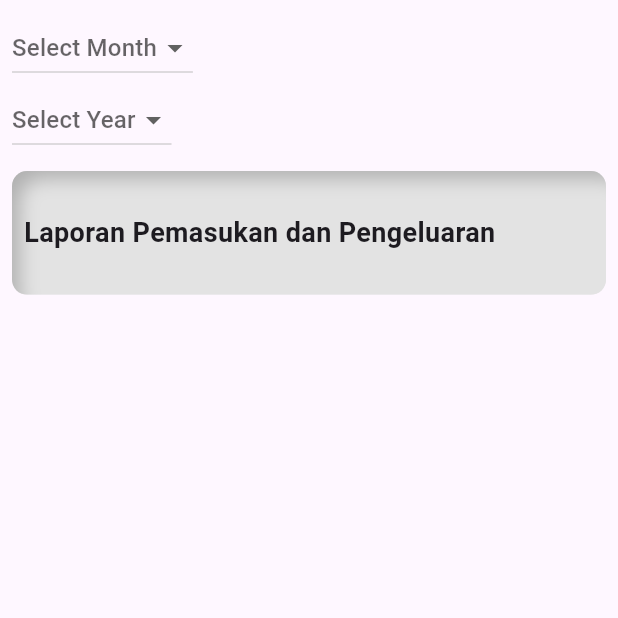
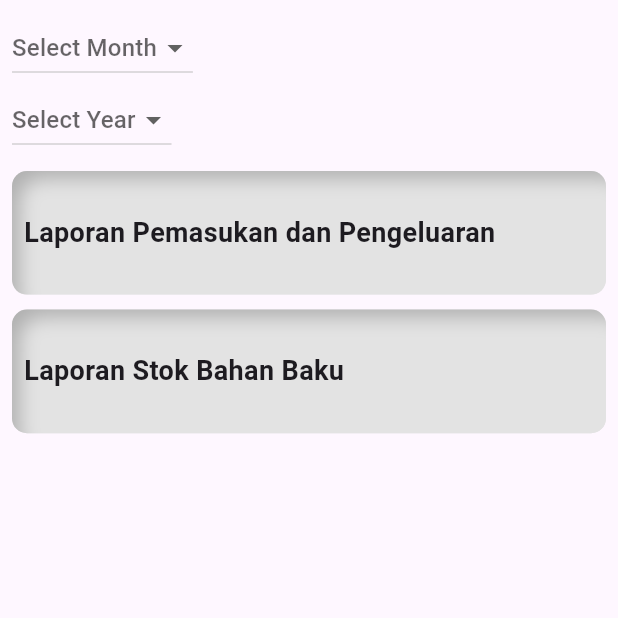
Before and after one commit to WIBU1234/atmabakerymobile, a Flutter app: the MOLaporanViewPage screen opened directly, on a phone screen of 412 x 824 dp, the top half of it. Run offline on Flutter 3.47's test engine with Material 3 defaults, Android fonts, the phone set to English and light mode, and no system bars; our stand-ins replace auto_size_text, awesome_snackbar_content, carousel_slider, flutter_inset_box_shadow, font_awesome_flutter, google_fonts and 6 more; missing offline and left inert: cloudinary_flutter, cloudinary_url_gen; accounts and stored records are empty; network calls fail.

Commit message:
PDF Stok Bahan Done

```diff
--- /dev/null
+++ b/lib/view/MOView/MOLaporanView/LaporanStokBahan/LaporanStokModel.dart
@@ -0,0 +1,27 @@
+import 'dart:convert';
+
+class StokReport {
+  String? Nama_Bahan;
+  String? Satuan;
+  String? Stok;
+
+  StokReport({this.Nama_Bahan, this.Satuan, this.Stok});
+
+  factory StokReport.empty() =>
+      StokReport(Nama_Bahan: '', Satuan: '', Stok: '');
+
+  factory StokReport.fromRawJson(String str) =>
+      StokReport.fromJson(json.decode(str));
+  factory StokReport.fromJson(Map<String, dynamic> json) => StokReport(
+        Nama_Bahan: json['Nama_Bahan'],
+        Satuan: json['Satuan'],
+        Stok: json['Stok'].toString(),
+      );
+
+  String toRawJson() => json.encode(toJson());
+  Map<String, dynamic> toJson() => {
+        'Nama_Bahan': Nama_Bahan,
+        'Satuan': Satuan,
+        'Stok': Stok,
+      };
+}
--- a/lib/view/MOView/MOLaporanView/MOLaporanView.dart
+++ b/lib/view/MOView/MOLaporanView/MOLaporanView.dart
@@ -1,3 +1,4 @@
+import 'package:atmabakerymobile/view/MOView/MOLaporanView/LaporanStokBahan/LaporanStokBahan.dart';
 import 'package:flutter/material.dart' hide BoxDecoration, BoxShadow;
 import 'package:flutter_inset_box_shadow/flutter_inset_box_shadow.dart';
 import 'package:top_snackbar_flutter/custom_snack_bar.dart';
@@ -42,19 +43,21 @@ class _MOLaporanViewPageState extends State<MOLaporanViewPage> {
   }
 
   void toCreatePDF(int month, int year) async {
-    CustomResult result = await LaporanHelper.laporanPemasukanPengeluaran(month, year);
-    Report report = await LaporanHelper.laporanPemasukanPengeluaranFromJSON(month, year);
+    CustomResult result =
+        await LaporanHelper.laporanPemasukanPengeluaran(month, year);
+    Report report =
+        await LaporanHelper.laporanPemasukanPengeluaranFromJSON(month, year);
 
-    if(!mounted) return;
+    if (!mounted) return;
 
-    if(result.success){
+    if (result.success) {
       showTopSnackBar(
         Overlay.of(context),
         const CustomSnackBar.success(
           message: 'Success send data',
         ),
       );
-    }else{
+    } else {
       showTopSnackBar(
         Overlay.of(context),
         CustomSnackBar.error(
@@ -62,7 +65,6 @@ class _MOLaporanViewPageState extends State<MOLaporanViewPage> {
         ),
       );
     }
-
   }
 
   @override
@@ -138,7 +140,6 @@ class _MOLaporanViewPageState extends State<MOLaporanViewPage> {
                       );
                     }
                   },
-
                   child: Container(
                     width: screenWidth,
                     height: screenHeight * 0.1,
@@ -179,6 +180,55 @@ class _MOLaporanViewPageState extends State<MOLaporanViewPage> {
                       ),
                     ),
                   ),
+                ),
+                const SizedBox(height: 10),
+                GestureDetector(
+                  onTap: () {
+                    Navigator.push(
+                        context,
+                        MaterialPageRoute(
+                            builder: (context) => const LaporanStokBahan()));
+                  },
+                  child: Container(
+                    width: screenWidth,
+                    height: screenHeight * 0.1,
+                    // color: Colors.amber,
+
+                    decoration: BoxDecoration(
+                      color: const Color(0xFFE3E3E3),
+                      borderRadius: BorderRadius.circular(10),
+                      boxShadow: const [
+                        BoxShadow(
+                          offset: Offset(-10, -10),
+                          blurRadius: 10,
+                          spreadRadius: -5,
+                          color: Color(0xFFE3E3E3),
+                          inset: true,
+                        ),
+                        BoxShadow(
+                          offset: Offset(10, 10),
+                          blurRadius: 10,
+                          spreadRadius: -5,
+                          color: Color(0xFFB0B0B0),
+                          inset: true,
+                        ),
+                      ],
+                    ),
+
+                    child: const Padding(
+                      padding: EdgeInsets.only(left: 8.0),
+                      child: Align(
+                        alignment: Alignment.centerLeft,
+                        child: Text(
+                          'Laporan Stok Bahan Baku',
+                          style: TextStyle(
+                            fontSize: 18,
+                            fontWeight: FontWeight.bold,
+                          ),
+                        ),
+                      ),
+                    ),
+                  ),
                 )
               ],
             ),
--- a/lib/view/MOView/dashboardMO.dart
+++ b/lib/view/MOView/dashboardMO.dart
@@ -9,7 +9,6 @@ import 'package:atmabakerymobile/view/MOView/MOLaporanPBB/viewLaporanDashboard.d
 class DashboardMOPage extends StatefulWidget {
   const DashboardMOPage({super.key, this.id});
   final int? id;
-
 
   @override
   State<DashboardMOPage> createState() => _DashboardMOPageState();
```
Also changed, not shown: lib/apiFunction/bahanbakuFunction.dart (+33 -9 lines), lib/view/MOView/MOLaporanView/LaporanStokBahan/LaporanStokBahan.dart (added, +92 -0 lines), lib/view/MOView/MOLaporanView/LaporanStokBahan/PDFLaporanStok.dart (added, +57 -0 lines), lib/view/MOView/MOLaporanView/LaporanStokBahan/PDFcolum.dart (added, +43 -0 lines), lib/view/MOView/MOLaporanView/LaporanStokBahan/previewScreenStok.dart (added, +32 -0 lines).
